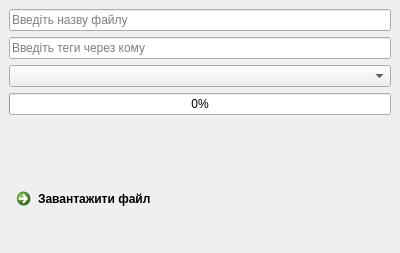
Old version of the form gui/upload_file_window.ui in the repository andrii-shchur/TeleCloud.
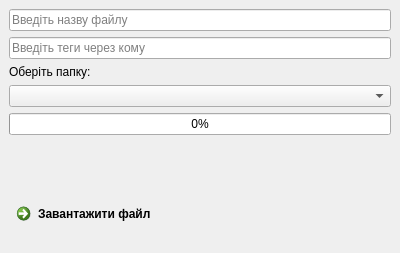
New version of the form. Icons and pictures are not drawn.

Commit message: preserve from uploading .tgdb files

Patch:
```diff
--- a/gui/upload_file_window.ui
+++ b/gui/upload_file_window.ui
@@ -33,6 +33,13 @@
       </property>
      </widget>
     </item>
+    <item>
+     <widget class="QLabel" name="label">
+      <property name="text">
+       <string>Оберіть папку:</string>
+      </property>
+     </widget>
+    </item>
     <item>
      <widget class="QComboBox" name="folders_list"/>
     </item>
```
Left out of the diff: 2 changed lines with no effect on the pictures. The commit also changes 1 other file.
